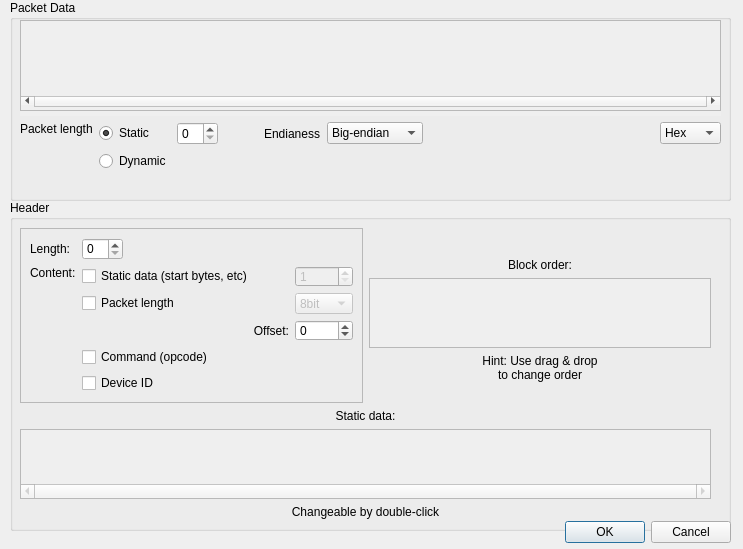
Above: src/LorrisAnalyzer/sourcedialog.ui from Tasssadar/Lorris before the change. Below: the same form after it.
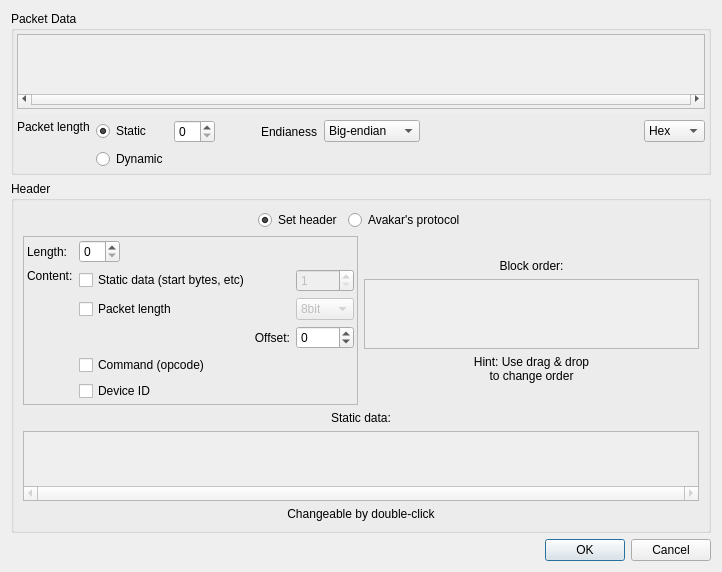
That is the form after the change.

Commit message: [653] Analyzer: add support for Avakar's protocol header

```diff
--- a/src/LorrisAnalyzer/sourcedialog.ui
+++ b/src/LorrisAnalyzer/sourcedialog.ui
@@ -6,12 +6,12 @@
    <rect>
     <x>0</x>
     <y>0</y>
-    <width>743</width>
-    <height>549</height>
+    <width>722</width>
+    <height>558</height>
    </rect>
   </property>
   <property name="sizePolicy">
-   <sizepolicy hsizetype="Fixed" vsizetype="Fixed">
+   <sizepolicy hsizetype="Fixed" vsizetype="Expanding">
     <horstretch>0</horstretch>
     <verstretch>0</verstretch>
    </sizepolicy>
@@ -19,28 +19,226 @@
   <property name="windowTitle">
    <string>Source structure</string>
   </property>
+  <layout class="QVBoxLayout" name="verticalLayout_4">
+   <item>
+    <widget class="QGroupBox" name="packet_group">
+     <property name="title">
+      <string>Packet Data</string>
+     </property>
+     <layout class="QVBoxLayout" name="verticalLayout_3">
+      <property name="margin">
+       <number>3</number>
+      </property>
+      <item>
+       <widget class="QScrollArea" name="data_scroll">
+        <property name="sizePolicy">
+         <sizepolicy hsizetype="Expanding" vsizetype="Expanding">
+          <horstretch>0</horstretch>
+          <verstretch>0</verstretch>
+         </sizepolicy>
+        </property>
+        <property name="styleSheet">
+         <string notr="true">margin-bottom: 5px</string>
+        </property>
+        <property name="verticalScrollBarPolicy">
+         <enum>Qt::ScrollBarAlwaysOff</enum>
+        </property>
+        <property name="horizontalScrollBarPolicy">
+         <enum>Qt::ScrollBarAlwaysOn</enum>
+        </property>
+        <property name="widgetResizable">
+         <bool>false</bool>
+        </property>
+        <widget class="QWidget" name="scrollAreaWidgetContents">
+         <property name="geometry">
+          <rect>
+           <x>0</x>
+           <y>0</y>
+           <width>683</width>
+           <height>62</height>
+          </rect>
+         </property>
+        </widget>
+       </widget>
+      </item>
+      <item>
+       <layout class="QGridLayout" name="gridLayout_2">
+        <item row="0" column="0">
+         <widget class="QLabel" name="len_label">
+          <property name="text">
+           <string>Packet length</string>
+          </property>
+          <property name="alignment">
+           <set>Qt::AlignLeading|Qt::AlignLeft|Qt::AlignTop</set>
+          </property>
+         </widget>
+        </item>
+        <item row="0" column="1">
+         <widget class="QRadioButton" name="len_static">
+          <property name="text">
+           <string>Static</string>
+          </property>
+          <property name="checked">
+           <bool>true</bool>
+          </property>
+         </widget>
+        </item>
+        <item row="0" column="2">
+         <widget class="QSpinBox" name="len_box"/>
+        </item>
+        <item row="0" column="4">
+         <widget class="QLabel" name="label_2">
+          <property name="text">
+           <string>Endianess</string>
+          </property>
+          <property name="alignment">
+           <set>Qt::AlignLeading|Qt::AlignLeft|Qt::AlignVCenter</set>
+          </property>
+         </widget>
+        </item>
+        <item row="0" column="5">
+         <widget class="QComboBox" name="endianBox">
+          <item>
+           <property name="text">
+            <string>Big-endian</string>
+           </property>
+          </item>
+          <item>
+           <property name="text">
+            <string>Little endian</string>
+           </property>
+          </item>
+         </widget>
+        </item>
+        <item row="1" column="1">
+         <widget class="QRadioButton" name="len_dynamic">
+          <property name="text">
+           <string>Dynamic</string>
+          </property>
+         </widget>
+        </item>
+        <item row="0" column="3">
+         <spacer name="horizontalSpacer">
+          <property name="orientation">
+           <enum>Qt::Horizontal</enum>
+          </property>
+          <property name="sizeType">
+           <enum>QSizePolicy::Fixed</enum>
+          </property>
+          <property name="sizeHint" stdset="0">
+           <size>
+            <width>40</width>
+            <height>20</height>
+           </size>
+          </property>
+         </spacer>
+        </item>
+        <item row="0" column="7">
+         <widget class="QComboBox" name="fmt_combo">
+          <item>
+           <property name="text">
+            <string>Hex</string>
+           </property>
+          </item>
+          <item>
+           <property name="text">
+            <string>Byte</string>
+           </property>
+          </item>
+          <item>
+           <property name="text">
+            <string>String</string>
+           </property>
+          </item>
+         </widget>
+        </item>
+        <item row="0" column="6">
+         <spacer name="horizontalSpacer_2">
+          <property name="orientation">
+           <enum>Qt::Horizontal</enum>
+          </property>
+          <property name="sizeHint" stdset="0">
+           <size>
+            <width>40</width>
+            <height>20</height>
+           </size>
+          </property>
+         </spacer>
+        </item>
+       </layout>
+      </item>
+     </layout>
+    </widget>
+   </item>
+   <item>
   <widget class="QGroupBox" name="header_group">
-   <property name="geometry">
-    <rect>
-     <x>10</x>
-     <y>200</y>
-     <width>721</width>
-     <height>331</height>
-    </rect>
-   </property>
    <property name="title">
     <string>Header</string>
    </property>
-   <widget class="QWidget" name="layoutWidget">
-    <property name="geometry">
-     <rect>
-      <x>10</x>
-      <y>28</y>
-      <width>691</width>
-      <height>291</height>
-     </rect>
-    </property>
+     <layout class="QVBoxLayout" name="verticalLayout_6">
+      <item>
+       <layout class="QHBoxLayout" name="horizontalLayout_2">
+        <item>
+         <spacer name="horizontalSpacer_4">
+          <property name="orientation">
+           <enum>Qt::Horizontal</enum>
+          </property>
+          <property name="sizeHint" stdset="0">
+           <size>
+            <width>40</width>
+            <height>20</height>
+           </size>
+          </property>
+         </spacer>
+        </item>
+        <item>
+         <widget class="QRadioButton" name="radioNormalHeader">
+          <property name="toolTip">
+           <string>You most likely want this.</string>
+          </property>
+          <property name="whatsThis">
+           <string>You most likely want this.</string>
+          </property>
+          <property name="text">
+           <string>Set header</string>
+          </property>
+          <property name="checked">
+           <bool>true</bool>
+          </property>
+         </widget>
+        </item>
+        <item>
+         <widget class="QRadioButton" name="radioAvakar">
+          <property name="text">
+           <string>Avakar's protocol</string>
+          </property>
+         </widget>
+        </item>
+        <item>
+         <spacer name="horizontalSpacer_5">
+          <property name="orientation">
+           <enum>Qt::Horizontal</enum>
+          </property>
+          <property name="sizeHint" stdset="0">
+           <size>
+            <width>40</width>
+            <height>20</height>
+           </size>
+          </property>
+         </spacer>
+        </item>
+       </layout>
+      </item>
+      <item>
+       <widget class="QStackedWidget" name="stackedWidget">
+        <property name="currentIndex">
+         <number>0</number>
+        </property>
+        <widget class="QWidget" name="page">
     <layout class="QVBoxLayout" name="verticalLayout">
+          <property name="margin">
+           <number>0</number>
+          </property>
      <item>
       <layout class="QHBoxLayout" name="horizontalLayout_3">
        <item>
@@ -52,6 +250,9 @@
           <enum>QFrame::Raised</enum>
          </property>
          <layout class="QVBoxLayout" name="verticalLayout_2">
+               <property name="margin">
+                <number>3</number>
+               </property>
           <item>
            <layout class="QGridLayout" name="gridLayout">
             <item row="0" column="0">
@@ -192,7 +393,20 @@
            <property name="sizeHint" stdset="0">
             <size>
              <width>20</width>
-             <height>50</height>
+                  <height>0</height>
+                 </size>
+                </property>
+               </spacer>
+              </item>
+              <item>
+               <spacer name="verticalSpacer_2">
+                <property name="orientation">
+                 <enum>Qt::Vertical</enum>
+                </property>
+                <property name="sizeHint" stdset="0">
+                 <size>
+                  <width>20</width>
+                  <height>0</height>
             </size>
            </property>
           </spacer>
@@ -209,6 +423,12 @@
          </item>
          <item>
           <widget class="QScrollArea" name="header_scroll">
+                <property name="sizePolicy">
+                 <sizepolicy hsizetype="Expanding" vsizetype="Expanding">
+                  <horstretch>0</horstretch>
+                  <verstretch>0</verstretch>
+                 </sizepolicy>
+                </property>
            <property name="verticalScrollBarPolicy">
             <enum>Qt::ScrollBarAlwaysOff</enum>
            </property>
@@ -223,8 +443,8 @@
              <rect>
               <x>0</x>
               <y>0</y>
-              <width>326</width>
-              <height>70</height>
+                   <width>318</width>
+                   <height>62</height>
              </rect>
             </property>
            </widget>
@@ -241,6 +461,19 @@
            </property>
           </widget>
          </item>
+              <item>
+               <spacer name="verticalSpacer_3">
+                <property name="orientation">
+                 <enum>Qt::Vertical</enum>
+                </property>
+                <property name="sizeHint" stdset="0">
+                 <size>
+                  <width>20</width>
+                  <height>0</height>
+                 </size>
+                </property>
+               </spacer>
+              </item>
          <item>
           <spacer name="verticalSpacer">
            <property name="orientation">
@@ -249,7 +482,7 @@
            <property name="sizeHint" stdset="0">
             <size>
              <width>20</width>
-             <height>40</height>
+                  <height>0</height>
             </size>
            </property>
           </spacer>
@@ -258,8 +491,6 @@
        </item>
       </layout>
      </item>
-     <item>
-      <layout class="QVBoxLayout" name="verticalLayout_8">
        <item>
         <widget class="QLabel" name="label_3">
          <property name="text">
@@ -275,6 +506,18 @@
          <property name="enabled">
           <bool>false</bool>
          </property>
+            <property name="sizePolicy">
+             <sizepolicy hsizetype="Expanding" vsizetype="Fixed">
+              <horstretch>0</horstretch>
+              <verstretch>0</verstretch>
+             </sizepolicy>
+            </property>
+            <property name="maximumSize">
+             <size>
+              <width>16777215</width>
+              <height>70</height>
+             </size>
+            </property>
          <property name="verticalScrollBarPolicy">
           <enum>Qt::ScrollBarAlwaysOff</enum>
          </property>
@@ -297,182 +540,32 @@
         </widget>
        </item>
       </layout>
-     </item>
-    </layout>
-   </widget>
-  </widget>
-  <widget class="QGroupBox" name="packet_group">
-   <property name="geometry">
-    <rect>
-     <x>10</x>
-     <y>0</y>
-     <width>721</width>
-     <height>201</height>
-    </rect>
-   </property>
-   <property name="title">
-    <string>Packet Data</string>
-   </property>
-   <widget class="QWidget" name="layoutWidget2">
-    <property name="geometry">
-     <rect>
-      <x>10</x>
-      <y>20</y>
-      <width>701</width>
-      <height>151</height>
-     </rect>
-    </property>
-    <layout class="QVBoxLayout" name="verticalLayout_3">
+        </widget>
+        <widget class="QWidget" name="page_2">
+         <layout class="QVBoxLayout" name="verticalLayout_7">
      <item>
-      <widget class="QScrollArea" name="data_scroll">
-       <property name="sizePolicy">
-        <sizepolicy hsizetype="Expanding" vsizetype="Expanding">
-         <horstretch>0</horstretch>
-         <verstretch>0</verstretch>
-        </sizepolicy>
-       </property>
-       <property name="styleSheet">
-        <string notr="true">margin-bottom: 5px</string>
-       </property>
-       <property name="verticalScrollBarPolicy">
-        <enum>Qt::ScrollBarAlwaysOff</enum>
-       </property>
-       <property name="horizontalScrollBarPolicy">
-        <enum>Qt::ScrollBarAlwaysOn</enum>
-       </property>
-       <property name="widgetResizable">
-        <bool>false</bool>
-       </property>
-       <widget class="QWidget" name="scrollAreaWidgetContents">
-        <property name="geometry">
-         <rect>
-          <x>0</x>
-          <y>0</y>
-          <width>683</width>
-          <height>62</height>
-         </rect>
-        </property>
-       </widget>
-      </widget>
-     </item>
-     <item>
-      <layout class="QGridLayout" name="gridLayout_2">
-       <item row="0" column="0">
-        <widget class="QLabel" name="len_label">
+           <widget class="QLabel" name="label_7">
          <property name="text">
-          <string>Packet length</string>
+             <string>Header of Avakar's protocol is 2 bytes long and has this structure:
+
+0x80, (cmd &lt;&lt; 4 | lenght)
+
+That means it cannot be set in standard UI yet, hence this special option.</string>
          </property>
          <property name="alignment">
-          <set>Qt::AlignLeading|Qt::AlignLeft|Qt::AlignTop</set>
+             <set>Qt::AlignCenter</set>
          </property>
         </widget>
        </item>
-       <item row="0" column="1">
-        <widget class="QRadioButton" name="len_static">
-         <property name="text">
-          <string>Static</string>
-         </property>
-         <property name="checked">
-          <bool>true</bool>
-         </property>
+         </layout>
         </widget>
-       </item>
-       <item row="0" column="2">
-        <widget class="QSpinBox" name="len_box"/>
-       </item>
-       <item row="0" column="4">
-        <widget class="QLabel" name="label_2">
-         <property name="text">
-          <string>Endianess</string>
-         </property>
-         <property name="alignment">
-          <set>Qt::AlignLeading|Qt::AlignLeft|Qt::AlignVCenter</set>
-         </property>
-        </widget>
-       </item>
-       <item row="0" column="5">
-        <widget class="QComboBox" name="endianBox">
-         <item>
-          <property name="text">
-           <string>Big-endian</string>
-          </property>
-         </item>
-         <item>
-          <property name="text">
-           <string>Little endian</string>
-          </property>
-         </item>
-        </widget>
-       </item>
-       <item row="1" column="1">
-        <widget class="QRadioButton" name="len_dynamic">
-         <property name="text">
-          <string>Dynamic</string>
-         </property>
-        </widget>
-       </item>
-       <item row="0" column="3">
-        <spacer name="horizontalSpacer">
-         <property name="orientation">
-          <enum>Qt::Horizontal</enum>
-         </property>
-         <property name="sizeType">
-          <enum>QSizePolicy::Fixed</enum>
-         </property>
-         <property name="sizeHint" stdset="0">
-          <size>
-           <width>40</width>
-           <height>20</height>
-          </size>
-         </property>
-        </spacer>
-       </item>
-       <item row="0" column="7">
-        <widget class="QComboBox" name="fmt_combo">
+       </widget>
+      </item>
+     </layout>
+    </widget>
+   </item>
          <item>
-          <property name="text">
-           <string>Hex</string>
-          </property>
-         </item>
-         <item>
-          <property name="text">
-           <string>Byte</string>
-          </property>
-         </item>
-         <item>
-          <property name="text">
-           <string>String</string>
-          </property>
-         </item>
-        </widget>
-       </item>
-       <item row="0" column="6">
-        <spacer name="horizontalSpacer_2">
-         <property name="orientation">
-          <enum>Qt::Horizontal</enum>
-         </property>
-         <property name="sizeHint" stdset="0">
-          <size>
-           <width>40</width>
-           <height>20</height>
-          </size>
-         </property>
-        </spacer>
-       </item>
-      </layout>
-     </item>
-    </layout>
-   </widget>
-  </widget>
   <widget class="QDialogButtonBox" name="ok_close_bBox">
-   <property name="geometry">
-    <rect>
-     <x>550</x>
-     <y>520</y>
-     <width>181</width>
-     <height>25</height>
-    </rect>
-   </property>
    <property name="standardButtons">
     <set>QDialogButtonBox::Cancel|QDialogButtonBox::Ok</set>
    </property>
@@ -480,6 +573,8 @@
     <bool>false</bool>
    </property>
   </widget>
+   </item>
+  </layout>
  </widget>
  <resources/>
  <connections>
```
Left out of the diff: 48 changed lines with no effect on the pictures. Lines whose indentation alone changed are shown as unchanged. The commit also changes 10 other files.
